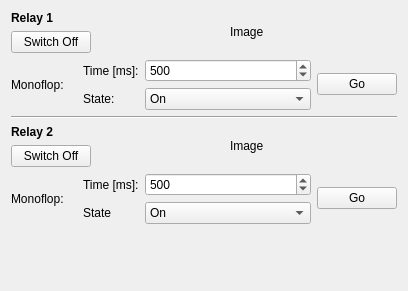
Old version of the form src/brickv/plugin_system/plugins/dual_relay/ui/dual_relay.ui in the repository Tinkerforge/brickv.
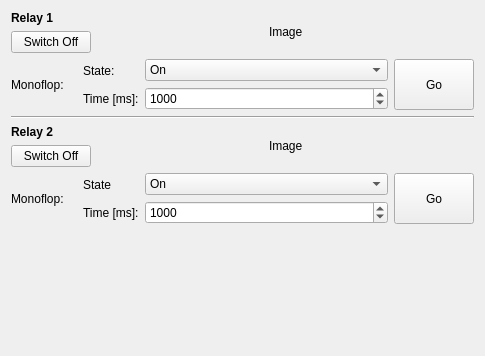
New version of the form.

Patch:
```diff
--- a/src/brickv/plugin_system/plugins/dual_relay/ui/dual_relay.ui
+++ b/src/brickv/plugin_system/plugins/dual_relay/ui/dual_relay.ui
@@ -6,8 +6,8 @@
    <rect>
     <x>0</x>
     <y>0</y>
-    <width>408</width>
-    <height>291</height>
+    <width>485</width>
+    <height>356</height>
    </rect>
   </property>
   <property name="windowTitle">
@@ -94,13 +94,6 @@
        </item>
        <item>
         <layout class="QVBoxLayout" name="verticalLayout_6">
-         <item>
-          <widget class="QLabel" name="label_3">
-           <property name="text">
-            <string>Time [ms]:</string>
-           </property>
-          </widget>
-         </item>
          <item>
           <widget class="QLabel" name="label_4">
            <property name="text">
@@ -108,6 +101,13 @@
            </property>
           </widget>
          </item>
+         <item>
+          <widget class="QLabel" name="label_3">
+           <property name="text">
+            <string>Time [ms]:</string>
+           </property>
+          </widget>
+         </item>
         </layout>
        </item>
        <item>
@@ -115,6 +115,26 @@
          <property name="sizeConstraint">
           <enum>QLayout::SetDefaultConstraint</enum>
          </property>
+         <item>
+          <widget class="QComboBox" name="state1_combobox">
+           <property name="sizePolicy">
+            <sizepolicy hsizetype="Preferred" vsizetype="Preferred">
+             <horstretch>0</horstretch>
+             <verstretch>0</verstretch>
+            </sizepolicy>
+           </property>
+           <item>
+            <property name="text">
+             <string>On</string>
+            </property>
+           </item>
+           <item>
+            <property name="text">
+             <string>Off</string>
+            </property>
+           </item>
+          </widget>
+         </item>
          <item>
           <widget class="QSpinBox" name="time1_spinbox">
            <property name="sizePolicy">
@@ -130,34 +150,20 @@
             <number>2147483647</number>
            </property>
            <property name="value">
-            <number>500</number>
+            <number>1000</number>
            </property>
           </widget>
          </item>
-         <item>
-          <widget class="QComboBox" name="state1_combobox">
-           <property name="sizePolicy">
-            <sizepolicy hsizetype="Preferred" vsizetype="Preferred">
-             <horstretch>0</horstretch>
-             <verstretch>0</verstretch>
-            </sizepolicy>
-           </property>
-           <item>
-            <property name="text">
-             <string>On</string>
-            </property>
-           </item>
-           <item>
-            <property name="text">
-             <string>Off</string>
-            </property>
-           </item>
-          </widget>
-         </item>
         </layout>
        </item>
        <item>
         <widget class="QPushButton" name="go1_button">
+         <property name="sizePolicy">
+          <sizepolicy hsizetype="Minimum" vsizetype="Minimum">
+           <horstretch>0</horstretch>
+           <verstretch>0</verstretch>
+          </sizepolicy>
+         </property>
          <property name="text">
           <string>Go</string>
          </property>
@@ -263,13 +269,6 @@
        </item>
        <item>
         <layout class="QVBoxLayout" name="verticalLayout_8">
-         <item>
-          <widget class="QLabel" name="label_5">
-           <property name="text">
-            <string>Time [ms]:</string>
-           </property>
-          </widget>
-         </item>
          <item>
           <widget class="QLabel" name="label_6">
            <property name="text">
@@ -277,6 +276,13 @@
            </property>
           </widget>
          </item>
+         <item>
+          <widget class="QLabel" name="label_5">
+           <property name="text">
+            <string>Time [ms]:</string>
+           </property>
+          </widget>
+         </item>
         </layout>
        </item>
        <item>
@@ -284,25 +290,6 @@
          <property name="sizeConstraint">
           <enum>QLayout::SetDefaultConstraint</enum>
          </property>
-         <item>
-          <widget class="QSpinBox" name="time2_spinbox">
-           <property name="sizePolicy">
-            <sizepolicy hsizetype="Minimum" vsizetype="Preferred">
-             <horstretch>0</horstretch>
-             <verstretch>0</verstretch>
-            </sizepolicy>
-           </property>
-           <property name="minimum">
-            <number>1</number>
-           </property>
-           <property name="maximum">
-            <number>2147483647</number>
-           </property>
-           <property name="value">
-            <number>500</number>
-           </property>
-          </widget>
-         </item>
          <item>
           <widget class="QComboBox" name="state2_combobox">
            <property name="sizePolicy">
@@ -323,10 +310,35 @@
            </item>
           </widget>
          </item>
+         <item>
+          <widget class="QSpinBox" name="time2_spinbox">
+           <property name="sizePolicy">
+            <sizepolicy hsizetype="Minimum" vsizetype="Preferred">
+             <horstretch>0</horstretch>
+             <verstretch>0</verstretch>
+            </sizepolicy>
+           </property>
+           <property name="minimum">
+            <number>1</number>
+           </property>
+           <property name="maximum">
+            <number>2147483647</number>
+           </property>
+           <property name="value">
+            <number>1000</number>
+           </property>
+          </widget>
+         </item>
         </layout>
        </item>
        <item>
         <widget class="QPushButton" name="go2_button">
+         <property name="sizePolicy">
+          <sizepolicy hsizetype="Minimum" vsizetype="Minimum">
+           <horstretch>0</horstretch>
+           <verstretch>0</verstretch>
+          </sizepolicy>
+         </property>
          <property name="text">
           <string>Go</string>
          </property>
```
